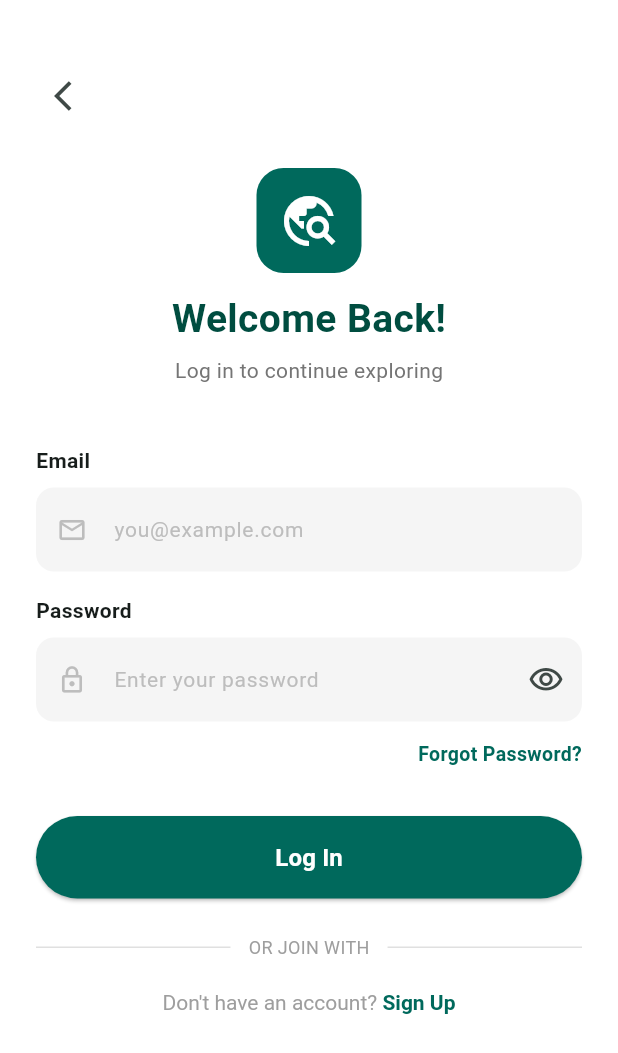
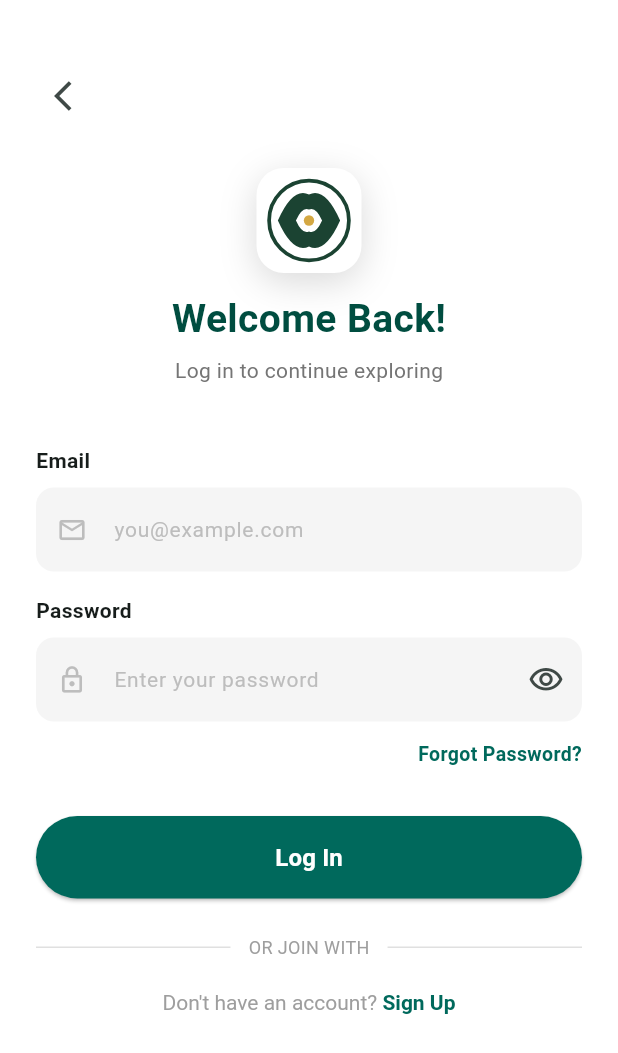
Before and after one commit to HANSI37-A/SriLanka-travel-guide, a Flutter app: the screen it shows after launch, after a tap on "Log In", on a phone screen of 412 x 824 dp. Shown: the top 1053 px of the screen. Run offline on Flutter 3.47's test engine with Material 3 defaults, Android fonts, the phone set to English and light mode, and no system bars; our stand-ins replace geolocator, image_picker, shared_preferences, sqflite; accounts and stored records are empty; network calls fail.

Commit message:
Rename app title to 'CeylonTrail' and implement AppLogo widget across multiple screens for a consistent branding experience.

```diff
--- a/lib/main.dart
+++ b/lib/main.dart
@@ -22,7 +22,7 @@ class MyApp extends StatelessWidget {
   @override
   Widget build(BuildContext context) {
     return MaterialApp(
-      title: 'Local Travel Guide',
+      title: 'CeylonTrail',
       debugShowCheckedModeBanner: false,
       theme: ThemeData(
         colorScheme: ColorScheme.fromSeed(seedColor: const Color(0xFF00695C)),
--- a/lib/screens/about_screen.dart
+++ b/lib/screens/about_screen.dart
@@ -1,4 +1,5 @@
 import 'package:flutter/material.dart';
+import '../widgets/app_logo.dart';
 
 class AboutScreen extends StatelessWidget {
   const AboutScreen({super.key});
@@ -29,26 +30,13 @@ class AboutScreen extends StatelessWidget {
                   mainAxisAlignment: MainAxisAlignment.center,
                   children: [
                     const SizedBox(height: 40),
-                    Container(
-                      width: 90,
-                      height: 90,
-                      decoration: BoxDecoration(
-                        color: Colors.white,
-                        borderRadius: BorderRadius.circular(22),
-                        boxShadow: [
-                          BoxShadow(
-                            color: Colors.black.withOpacity(0.2),
-                            blurRadius: 15,
-                            offset: const Offset(0, 5),
-                          ),
-                        ],
-                      ),
-                      child: const Icon(
-                        Icons.travel_explore,
-                        size: 55,
-                        color: Color(0xFF00796B),
-                      ),
-                    ),
+
+                  const AppLogo(size: 80, showText: true, darkBackground: true),
+                  const SizedBox(height: 8),
+                  const Text(
+                    'Version 1.0.0',
+                    style: TextStyle(color: Colors.white70, fontSize: 13),
+                  ),
                     const SizedBox(height: 14),
                     const Text(
                       'Local Travel Guide',
--- a/lib/screens/login_screen.dart
+++ b/lib/screens/login_screen.dart
@@ -4,6 +4,7 @@ import '../providers/favorites_provider.dart';
 import 'main_screen.dart';
 import 'register_screen.dart';
 import 'forgot_password_screen.dart';
+import '../widgets/app_logo.dart';
 
 class LoginScreen extends StatefulWidget {
   const LoginScreen({super.key});
@@ -75,21 +76,15 @@ class _LoginScreenState extends State<LoginScreen> {
                 Center(
                   child: Column(
                     children: [
-                      Container(
-                        width: 70, height: 70,
-                        decoration: BoxDecoration(
-                          color: const Color(0xFF00695C),
-                          borderRadius: BorderRadius.circular(18),
-                        ),
-                        child: const Icon(Icons.travel_explore,
-                            color: Colors.white, size: 40),
-                      ),
-                      const SizedBox(height: 12),
-                      const Text('Welcome Back!',
-                          style: TextStyle(
-                              fontSize: 26,
-                              fontWeight: FontWeight.bold,
-                              color: Color(0xFF004D40))),
+                  const AppLogo(size: 70, showText: false, darkBackground: false),
+                  const SizedBox(height: 12),
+                  const Text(
+                    'Welcome Back!',
+                    style: TextStyle(
+                        fontSize: 26,
+                        fontWeight: FontWeight.bold,
+                        color: Color(0xFF004D40)),
+                  ),
                       const SizedBox(height: 6),
                       Text('Log in to continue exploring',
                           style: TextStyle(
--- a/lib/screens/splash_screen.dart
+++ b/lib/screens/splash_screen.dart
@@ -1,11 +1,13 @@
 import 'package:flutter/material.dart';
 import 'package:provider/provider.dart';
 import '../providers/favorites_provider.dart';
+import '../widgets/app_logo.dart';
 import 'main_screen.dart';
 import 'welcome_screen.dart';
 
 class SplashScreen extends StatefulWidget {
   const SplashScreen({super.key});
+
   @override
   State<SplashScreen> createState() => _SplashScreenState();
 }
@@ -29,8 +31,7 @@ class _SplashScreenState extends State<SplashScreen>
 
     Future.delayed(const Duration(seconds: 3), () {
       if (mounted) {
-        final isLoggedIn =
-            context.read<FavoritesProvider>().isLoggedIn;
+        final isLoggedIn = context.read<FavoritesProvider>().isLoggedIn;
         Navigator.pushReplacement(
           context,
           MaterialPageRoute(
@@ -56,12 +57,11 @@ class _SplashScreenState extends State<SplashScreen>
         height: double.infinity,
         decoration: const BoxDecoration(
           gradient: LinearGradient(
-            begin: Alignment.topLeft,
-            end: Alignment.bottomRight,
+            begin: Alignment.topCenter,
+            end: Alignment.bottomCenter,
             colors: [
-              Color(0xFF004D40),
-              Color(0xFF00796B),
-              Color(0xFF26A69A),
+              Color(0xFF5FE4C1), // Top accent gradient region
+              Color(0xFF00796B), // Deep foundational primary green base
             ],
           ),
         ),
@@ -70,42 +70,34 @@ class _SplashScreenState extends State<SplashScreen>
           child: Column(
             mainAxisAlignment: MainAxisAlignment.center,
             children: [
+              // ── Animated App Logo Component ────────────────
               ScaleTransition(
                 scale: _scaleAnim,
-                child: Container(
-                  width: 120, height: 120,
-                  decoration: BoxDecoration(
-                    color: Colors.white,
-                    borderRadius: BorderRadius.circular(30),
-                    boxShadow: [
-                      BoxShadow(
-                        color: Colors.black.withOpacity(0.2),
-                        blurRadius: 20,
-                        offset: const Offset(0, 8),
-                      ),
-                    ],
-                  ),
-                  child: const Icon(Icons.travel_explore,
-                      size: 70, color: Color(0xFF00796B)),
+                child: const AppLogo(
+                  size: 100,
+                  showText: true,
+                  darkBackground: true,
                 ),
               ),
-              const SizedBox(height: 32),
-              const Text('Local Travel Guide',
-                  style: TextStyle(
-                      color: Colors.white, fontSize: 28,
-                      fontWeight: FontWeight.bold, letterSpacing: 1.2)),
-              const SizedBox(height: 10),
-              const Text('🇱🇰 Explore Beautiful Sri Lanka',
-                  style: TextStyle(color: Colors.white70, fontSize: 16)),
               const SizedBox(height: 60),
+
+              // ── Loading Indicator ─────────────────────────
               const SizedBox(
-                width: 36, height: 36,
+                width: 36,
+                height: 36,
                 child: CircularProgressIndicator(
-                    color: Colors.white, strokeWidth: 3),
+                  color: Colors.white,
+                  strokeWidth: 3,
+                ),
               ),
               const SizedBox(height: 16),
-              const Text('Loading...',
-                  style: TextStyle(color: Colors.white60, fontSize: 13)),
+              const Text(
+                'Loading...',
+                style: TextStyle(
+                  color: Colors.white60,
+                  fontSize: 13,
+                ),
+              ),
             ],
           ),
         ),
--- a/lib/screens/welcome_screen.dart
+++ b/lib/screens/welcome_screen.dart
@@ -1,6 +1,7 @@
 import 'package:flutter/material.dart';
 import 'login_screen.dart';
 import 'register_screen.dart';
+import '../widgets/app_logo.dart';
 
 class WelcomeScreen extends StatelessWidget {
   const WelcomeScreen({super.key});
@@ -51,22 +52,7 @@ class WelcomeScreen extends StatelessWidget {
                   const SizedBox(height: 40),
 
                   // Logo
-                  Container(
-                    width: 70, height: 70,
-                    decoration: BoxDecoration(
-                      color: const Color(0xFF00695C),
-                      borderRadius: BorderRadius.circular(18),
-                    ),
-                    child: const Icon(Icons.travel_explore,
-                        color: Colors.white, size: 40),
-                  ),
-                  const SizedBox(height: 12),
-                  const Text('LankaGuide',
-                      style: TextStyle(
-                          color: Colors.white,
-                          fontSize: 26,
-                          fontWeight: FontWeight.bold,
-                          letterSpacing: 1)),
+                  const AppLogo(size:70, showText: true, darkBackground: true),
 
                   const Spacer(),
 
--- /dev/null
+++ b/lib/widgets/app_logo.dart
@@ -0,0 +1,130 @@
+import 'package:flutter/material.dart';
+
+class AppLogo extends StatelessWidget {
+  final double size;
+  final bool showText;
+  final bool darkBackground;
+
+  const AppLogo({
+    super.key,
+    this.size = 70,
+    this.showText = true,
+    this.darkBackground = true,
+  });
+
+  @override
+  Widget build(BuildContext context) {
+    return Column(
+      mainAxisSize: MainAxisSize.min,
+      children: [
+        // ── Logo Icon ──────────────────────────
+        Container(
+          width: size,
+          height: size,
+          decoration: BoxDecoration(
+            color: Colors.white,
+            borderRadius: BorderRadius.circular(size * 0.26),
+            boxShadow: [
+              BoxShadow(
+                color: Colors.black.withValues(alpha: 0.15),
+                blurRadius: 20,
+                offset: const Offset(0, 6),
+              ),
+            ],
+          ),
+          child: CustomPaint(
+            size: Size(size, size),
+            painter: _TeardropLogoPainter(),
+          ),
+        ),
+
+        if (showText) ...[
+          const SizedBox(height: 14),
+          // ── App Name ───────────────────────────
+          Text(
+            'CeylonTrail',
+            style: TextStyle(
+              color: darkBackground ? Colors.white : const Color(0xFF1B4332),
+              fontSize: size * 0.37,
+              fontWeight: FontWeight.bold,
+              letterSpacing: 1.2,
+            ),
+          ),
+          const SizedBox(height: 4),
+          // ── Tagline ────────────────────────────
+          Text(
+            'EXPLORE SRI LANKA',
+            style: TextStyle(
+              color: darkBackground
+                  ? Colors.white.withValues(alpha: 0.6)
+                  : const Color(0xFF1B4332).withValues(alpha: 0.5),
+              fontSize: size * 0.12,
+              letterSpacing: 3,
+              fontWeight: FontWeight.w500,
+            ),
+          ),
+        ],
+      ],
+    );
+  }
+}
+
+// ── Custom Painter for Teardrop Logo ───────────────────
+
+class _TeardropLogoPainter extends CustomPainter {
+  @override
+  void paint(Canvas canvas, Size size) {
+    final cx = size.width / 2;
+    final cy = size.height / 2;
+    final r = size.width * 0.38;
+
+    // Outer circle (border)
+    final outerPaint = Paint()
+      ..color = const Color(0xFF1B4332)
+      ..style = PaintingStyle.stroke
+      ..strokeWidth = 2.5;
+    canvas.drawCircle(Offset(cx, cy), r, outerPaint);
+
+    // Teardrop / leaf shape (filled green)
+    final teardropPaint = Paint()
+      ..color = const Color(0xFF1B4332)
+      ..style = PaintingStyle.fill;
+
+    final path = Path();
+    path.moveTo(cx - r * 0.78, cy);
+    path.quadraticBezierTo(cx - r * 0.4, cy - r * 0.85, cx, cy - r * 0.65);
+    path.quadraticBezierTo(cx + r * 0.4, cy - r * 0.85, cx + r * 0.78, cy);
+    path.quadraticBezierTo(cx + r * 0.4, cy + r * 0.85, cx, cy + r * 0.65);
+    path.quadraticBezierTo(cx - r * 0.4, cy + r * 0.85, cx - r * 0.78, cy);
+    path.close();
+    canvas.drawPath(path, teardropPaint);
+
+    // Inner hole (white cutout)
+    final holePaint = Paint()
+      ..color = Colors.white
+      ..style = PaintingStyle.fill;
+
+    final innerPath = Path();
+    final ir = r * 0.42;
+    innerPath.moveTo(cx - ir * 0.78, cy);
+    innerPath.quadraticBezierTo(
+        cx - ir * 0.4, cy - ir * 0.85, cx, cy - ir * 0.65);
+    innerPath.quadraticBezierTo(
+        cx + ir * 0.4, cy - ir * 0.85, cx + ir * 0.78, cy);
+    innerPath.quadraticBezierTo(
+        cx + ir * 0.4, cy + ir * 0.85, cx, cy + ir * 0.65);
+    innerPath.quadraticBezierTo(
+        cx - ir * 0.4, cy + ir * 0.85, cx - ir * 0.78, cy);
+    innerPath.close();
+    canvas.drawPath(innerPath, holePaint);
+
+    // Gold center dot
+    final dotPaint = Paint()
+      ..color = const Color(0xFFD4A843)
+      ..style = PaintingStyle.fill;
+    canvas.drawCircle(Offset(cx, cy), r * 0.13, dotPaint);
+  }
+
+  @override
+  bool shouldRepaint(covariant CustomPainter oldDelegate) => false;
+}
```
